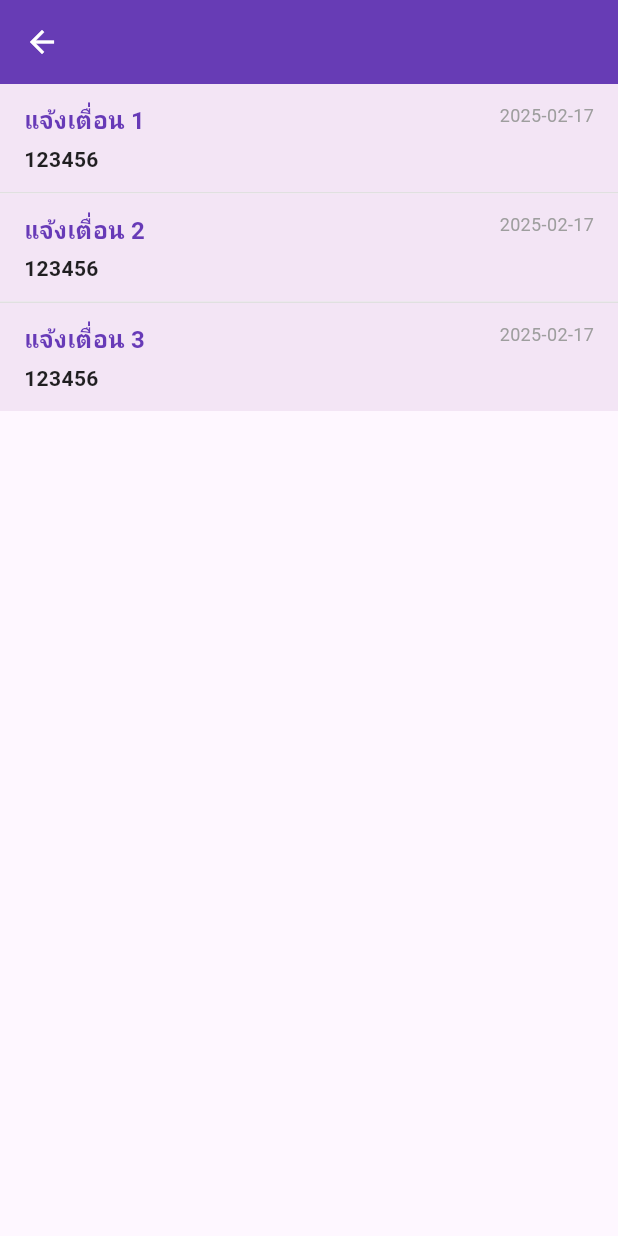
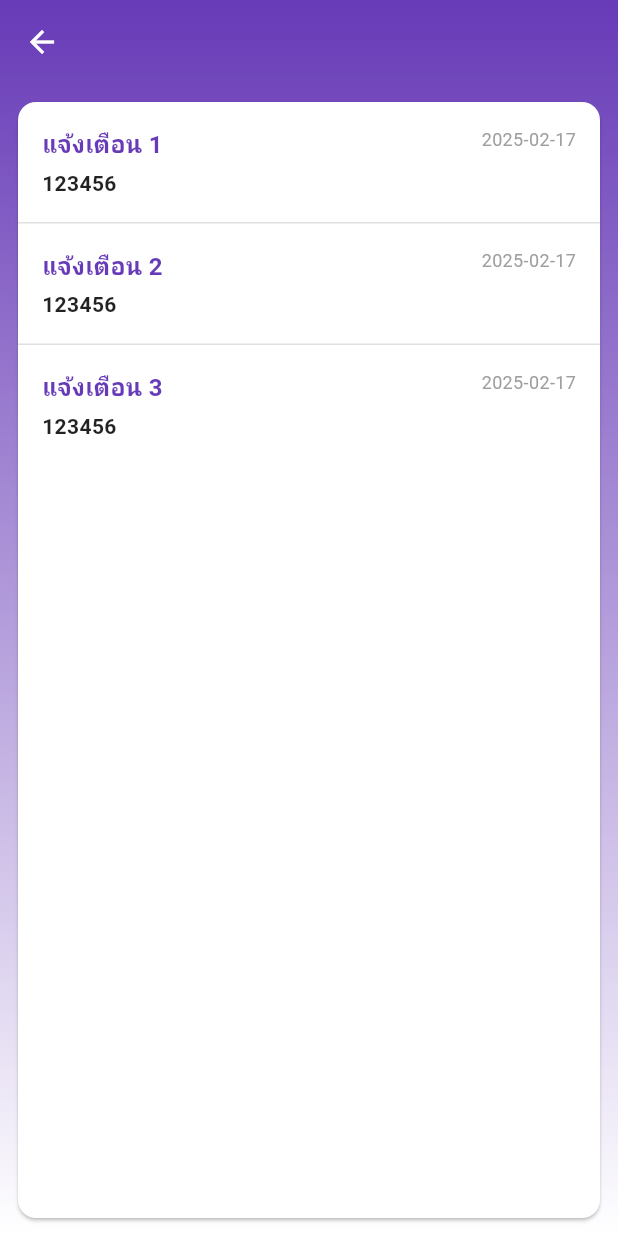
Before and after one commit to Aredee0496/gmail_login, a Flutter app: the ListScreen screen opened directly with empty values, on a phone screen of 412 x 824 dp. Run offline on Flutter 3.47's test engine with Material 3 defaults, Android fonts, the phone set to English and light mode, and no system bars; our stand-ins replace badges, firebase_auth, firebase_core, firebase_messaging, flutter_local_notifications, fluttertoast and 4 more; missing offline and left inert: flutter_facebook_auth, mobile_scanner, photo_manager; accounts and stored records are empty; network calls fail.

Commit message:
Edit: list & detail

```diff
--- a/lib/pages/list.dart
+++ b/lib/pages/list.dart
@@ -1,4 +1,5 @@
 import 'package:flutter/material.dart';
+import 'package:gmail/widget/background.dart';
 import '../widget/detail.dart';
 
 class ListScreen extends StatefulWidget {
@@ -12,7 +13,6 @@ class ListScreen extends StatefulWidget {
 
 class _ListScreenState extends State<ListScreen> {
   List<bool> isReadList = [];
-
   late List<Map<String, String>> mockData;
 
   @override
@@ -20,19 +20,19 @@ class _ListScreenState extends State<ListScreen> {
     super.initState();
     mockData = [
       {
-        "title": "แจ้งเตื่อน 1",
+        "title": "แจ้งเตือน 1",
         "content": "123456",
         "noti_date": "2025-02-17",
         "created_by": "dee"
       },
       {
-        "title": "แจ้งเตื่อน 2",
+        "title": "แจ้งเตือน 2",
         "content": "123456",
         "noti_date": "2025-02-17",
         "created_by": "dee"
       },
       {
-        "title": "แจ้งเตื่อน 3",
+        "title": "แจ้งเตือน 3",
         "content": "123456",
         "noti_date": "2025-02-17",
         "created_by": "dee"
@@ -40,7 +40,6 @@ class _ListScreenState extends State<ListScreen> {
     ];
     isReadList = List.generate(mockData.length, (index) => false);
   }
-
 
   void _markAsRead(int index) {
     setState(() {
@@ -51,16 +50,30 @@ class _ListScreenState extends State<ListScreen> {
   @override
   Widget build(BuildContext context) {
     return Scaffold(
-      appBar: AppBar(
+      extendBodyBehindAppBar: true,
+      appBar:  AppBar(
       title: Text(widget.groupName),
-        backgroundColor: Colors.deepPurple,
+      centerTitle: true,
+      backgroundColor: Colors.transparent,
       foregroundColor: Colors.white,
-        elevation: 4,
-        centerTitle: true,
+      elevation: 0.0,
     ),
-      body: ListView.separated(
+      body: Container(
+        decoration: Background(),
+        child: SafeArea(
+          child: Padding(
+            padding: EdgeInsets.only(
+              top: 8,
+              left: 8,
+              right: 8,
+              bottom: 8,
+            ),
+            child: Card(
+              color: Colors.white,
+              child: ListView.separated(
                 itemCount: mockData.length,
-        separatorBuilder: (context, index) => Divider(height: 1, color: Colors.grey[300]),
+                separatorBuilder: (context, index) =>
+                    Divider(height: 1, color: Colors.grey[300]),
                 itemBuilder: (context, index) {
                   final item = mockData[index];
                   final isRead = isReadList[index];
@@ -75,9 +88,8 @@ class _ListScreenState extends State<ListScreen> {
                       );
                       _markAsRead(index);
                     },
-            child: Container(
-              padding: EdgeInsets.symmetric(horizontal: 16, vertical: 12),
-              color: isRead ? Colors.white : Colors.purple[50],
+                    child: Padding(
+                      padding: const EdgeInsets.all(16.0),
                       child: Row(
                         crossAxisAlignment: CrossAxisAlignment.start,
                         children: [
@@ -88,9 +100,13 @@ class _ListScreenState extends State<ListScreen> {
                                 Text(
                                   item["title"]!,
                                   style: TextStyle(
-                            fontWeight: isRead ? FontWeight.normal : FontWeight.bold,
+                                    fontWeight: isRead
+                                        ? FontWeight.normal
+                                        : FontWeight.bold,
                                     fontSize: 16,
-                            color: isRead ? Colors.black : Colors.deepPurple,
+                                    color: isRead
+                                        ? Colors.black
+                                        : Colors.deepPurple,
                                   ),
                                   maxLines: 1,
                                   overflow: TextOverflow.ellipsis,
@@ -101,7 +117,9 @@ class _ListScreenState extends State<ListScreen> {
                                   style: TextStyle(
                                     fontSize: 14,
                                     color: Colors.black87,
-                            fontWeight: isRead ? FontWeight.normal : FontWeight.bold,
+                                    fontWeight: isRead
+                                        ? FontWeight.normal
+                                        : FontWeight.bold,
                                   ),
                                   maxLines: 1,
                                   overflow: TextOverflow.ellipsis,
@@ -115,9 +133,9 @@ class _ListScreenState extends State<ListScreen> {
                             children: [
                               Text(
                                 item["noti_date"]!,
-                        style: TextStyle(fontSize: 12, color: Colors.grey),
+                                style:
+                                    TextStyle(fontSize: 12, color: Colors.grey),
                               ),
-
                             ],
                           ),
                         ],
@@ -126,6 +144,10 @@ class _ListScreenState extends State<ListScreen> {
                   );
                 },
               ),
+            ),
+          ),
+        ),
+      ),
     );
   }
 }
--- /dev/null
+++ b/lib/widget/background.dart
@@ -0,0 +1,14 @@
+import 'package:flutter/material.dart';
+
+BoxDecoration Background() {
+  return BoxDecoration(
+    gradient: LinearGradient(
+      begin: Alignment.topCenter,
+      end: Alignment.bottomCenter,
+      colors: [
+        Colors.deepPurple,
+        Colors.white,
+      ],
+    ),
+  );
+}
--- a/lib/widget/dialog.dart
+++ b/lib/widget/dialog.dart
@@ -8,6 +8,7 @@ class GroupDialog {
       context: context,
       builder: (context) {
         return AlertDialog(
+          backgroundColor: Colors.white,
           title: Text("เพิ่มกลุ่มใหม่"),
           content: TextField(
             controller: groupNameController,
@@ -43,6 +44,7 @@ class GroupDialog {
       context: context,
       builder: (BuildContext context) {
         return AlertDialog(
+          backgroundColor: Colors.white,
           title: Text("ยืนยันการลบ"),
           content: Text("คุณแน่ใจหรือไม่ว่าต้องการลบกลุ่มนี้?"),
           actions: [
```
Also changed, not shown: lib/pages/home.dart (+9 -27 lines), lib/widget/detail.dart (+27 -9 lines), 4 other files. Lines whose indentation alone changed are shown as unchanged.
